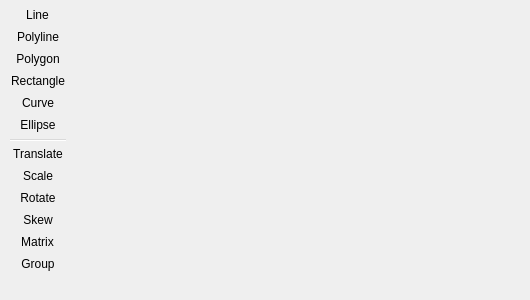
This is ImagingS/Gui/uic/VisualPage.ui in StardustDL/ImagingS as Qt 5 draws it before an edit. The edited form follows.
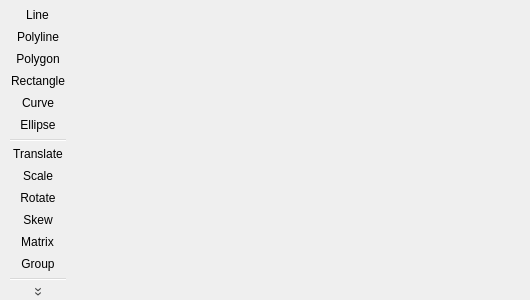
This is the edited form.

Commit message: add clip interactive

```diff
--- a/ImagingS/Gui/uic/VisualPage.ui
+++ b/ImagingS/Gui/uic/VisualPage.ui
@@ -50,6 +50,8 @@
      <addaction name="actTransformSkew"/>
      <addaction name="actTransformMatrix"/>
      <addaction name="actTransformGroup"/>
+     <addaction name="separator"/>
+     <addaction name="actClip"/>
     </widget>
    </item>
    <item>
@@ -131,6 +133,11 @@
     <string>Rectangle</string>
    </property>
   </action>
+  <action name="actClip">
+   <property name="text">
+    <string>Clip</string>
+   </property>
+  </action>
  </widget>
  <resources/>
  <connections/>
```
The commit also changes 6 other files.
